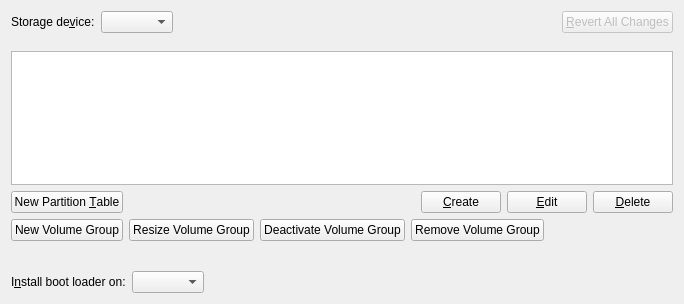
First picture: the form in src/modules/partition/gui/PartitionPage.ui, repository calamares/calamares, before the edit.
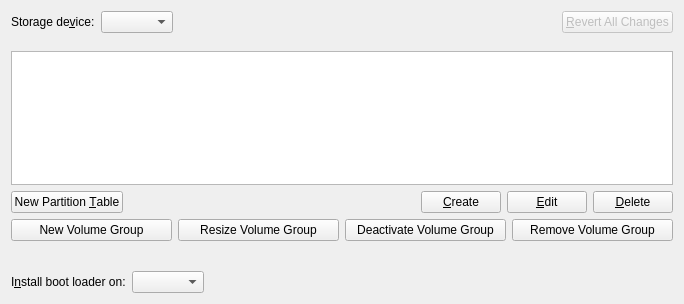
Second picture: the form after the edit. Custom widgets are drawn as their Qt base class.

Commit message: [partition] Removing unnecessary horizontal spacer on Partition Page.

Patch:
```diff
--- a/src/modules/partition/gui/PartitionPage.ui
+++ b/src/modules/partition/gui/PartitionPage.ui
@@ -154,19 +154,6 @@
        </property>
       </widget>
      </item>
-     <item>
-      <spacer name="horizontalSpacer_4">
-       <property name="orientation">
-        <enum>Qt::Horizontal</enum>
-       </property>
-       <property name="sizeHint" stdset="0">
-        <size>
-         <width>40</width>
-         <height>20</height>
-        </size>
-       </property>
-      </spacer>
-     </item>
     </layout>
    </item>
    <item>
```
